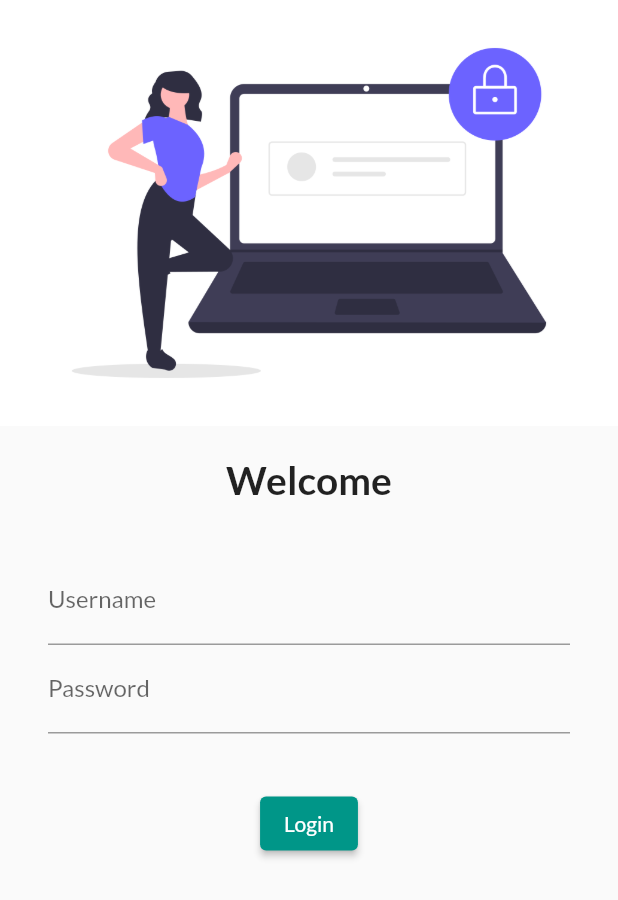
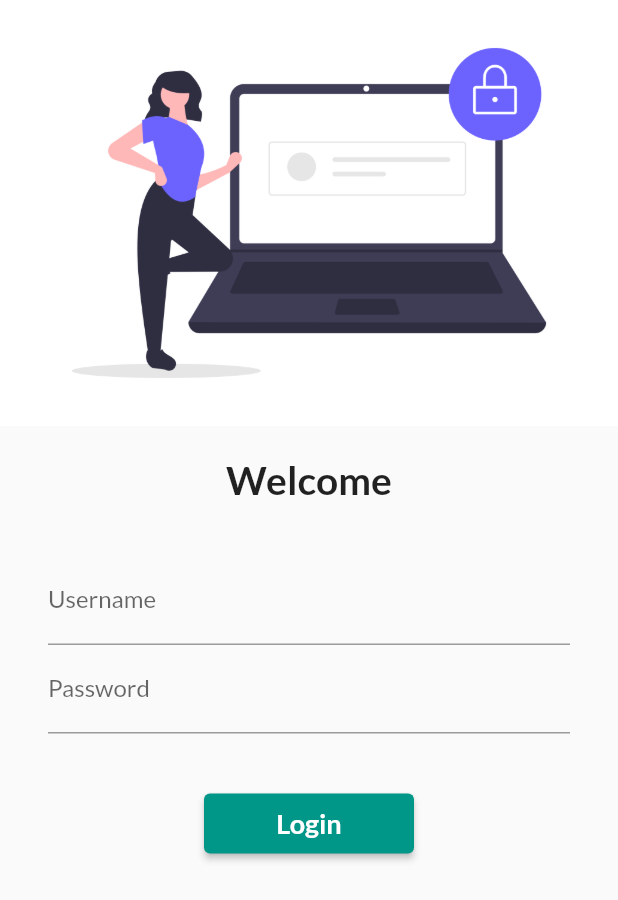
Before and after one commit to surajsalavi4/first, a Flutter app: the screen it shows after launch, on a phone screen of 412 x 824 dp. Shown: the top 900 px of the screen. Run offline on Flutter 3.47's test engine with Material 2 defaults, Android fonts, the phone set to English and light mode, and no system bars; our stand-ins replace google_fonts.

Commit message:
Day 5 Completed

```diff
--- a/lib/pages/home_page.dart
+++ b/lib/pages/home_page.dart
@@ -28,7 +28,6 @@ class _HomePageState extends State<HomePage> {
         child: Icon(Icons.add_alarm),
         onPressed: _Onbtn_Click,
       ),
-      drawer: Drawer(),
     );
   }
 
--- a/lib/pages/login_page.dart
+++ b/lib/pages/login_page.dart
@@ -7,6 +7,7 @@ class Login extends StatelessWidget {
   Widget build(BuildContext context) {
     return Material(
       child: Container(
+        child: SingleChildScrollView(
           child: Column(
             children: [
               Image.asset("assets/images/login_image.png",fit: BoxFit.cover,),
@@ -39,10 +40,17 @@ class Login extends StatelessWidget {
               ),
               SizedBox(height: 20,),
               ElevatedButton(
-                onPressed: (){},
-                child: Text("Login")
+                  onPressed: (){
+                    Navigator.pushNamed(context, "/home");
+                  },
+                  child: Text("Login",style: TextStyle(
+                    fontSize: 18,
+                    fontWeight: FontWeight.bold
+                  ),),
+                  style: ElevatedButton.styleFrom(minimumSize: Size(140, 40)),
               ),
             ],
+          ),
         ),
       ),
     );
```
Lines whose indentation alone changed are shown as unchanged.
